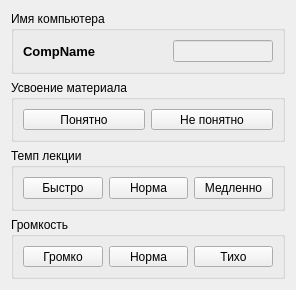
This is frmclient.ui in Kolizej/LessonControl as Qt 5 draws it before an edit. The edited form follows.
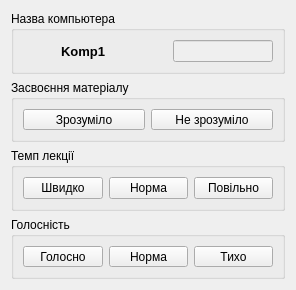
This is the edited form. Icons and pictures are not drawn.

What changed in the file:
```diff
--- a/frmclient.ui
+++ b/frmclient.ui
@@ -23,7 +23,7 @@
    </size>
   </property>
   <property name="windowTitle">
-   <string>Client</string>
+   <string>Lesson Control - Клієнт</string>
   </property>
   <property name="windowIcon">
    <iconset resource="images.qrc">
@@ -33,10 +33,10 @@
    <item row="0" column="0">
     <widget class="QGroupBox" name="groupBox">
      <property name="title">
-      <string>Имя компьютера</string>
+      <string>Назва компьютера</string>
      </property>
      <layout class="QGridLayout" name="gridLayout">
-      <item row="0" column="1">
+      <item row="1" column="2">
        <widget class="QLineEdit" name="lineEdit">
         <property name="enabled">
          <bool>false</bool>
@@ -49,7 +49,7 @@
         </property>
        </widget>
       </item>
-      <item row="0" column="0">
+      <item row="1" column="1">
        <widget class="QLabel" name="label">
         <property name="font">
          <font>
@@ -59,7 +59,32 @@
          </font>
         </property>
         <property name="text">
-         <string>CompName</string>
+         <string>Komp1</string>
+        </property>
+       </widget>
+      </item>
+      <item row="1" column="0">
+       <widget class="QLabel" name="label_2">
+        <property name="minimumSize">
+         <size>
+          <width>32</width>
+          <height>32</height>
+         </size>
+        </property>
+        <property name="maximumSize">
+         <size>
+          <width>32</width>
+          <height>32</height>
+         </size>
+        </property>
+        <property name="text">
+         <string/>
+        </property>
+        <property name="pixmap">
+         <pixmap resource="images.qrc">:/icons/itemico/K018.ico</pixmap>
+        </property>
+        <property name="scaledContents">
+         <bool>true</bool>
         </property>
        </widget>
       </item>
@@ -69,13 +94,17 @@
    <item row="1" column="0">
     <widget class="QGroupBox" name="groupBox_2">
      <property name="title">
-      <string>Усвоение материала</string>
+      <string>Засвоєння матеріалу</string>
      </property>
      <layout class="QGridLayout" name="gridLayout_2">
       <item row="0" column="0">
        <widget class="QPushButton" name="pushButton">
         <property name="text">
-         <string>Понятно</string>
+         <string>Зрозуміло</string>
+        </property>
+        <property name="icon">
+         <iconset resource="images.qrc">
+          <normaloff>:/icons/itemico/agt_action_success.png</normaloff>:/icons/itemico/agt_action_success.png</iconset>
         </property>
         <property name="checkable">
          <bool>true</bool>
@@ -88,7 +117,11 @@
       <item row="0" column="1">
        <widget class="QPushButton" name="pushButton_2">
         <property name="text">
-         <string>Не понятно</string>
+         <string>Не зрозуміло</string>
+        </property>
+        <property name="icon">
+         <iconset resource="images.qrc">
+          <normaloff>:/icons/itemico/agt_action_fail.png</normaloff>:/icons/itemico/agt_action_fail.png</iconset>
         </property>
         <property name="checkable">
          <bool>true</bool>
@@ -101,13 +134,17 @@
    <item row="2" column="0">
     <widget class="QGroupBox" name="groupBox_3">
      <property name="title">
-      <string>Темп лекции</string>
+      <string>Темп лекції</string>
      </property>
      <layout class="QGridLayout" name="gridLayout_3">
       <item row="0" column="0">
        <widget class="QPushButton" name="pushButton_3">
         <property name="text">
-         <string>Быстро</string>
+         <string>Швидко</string>
+        </property>
+        <property name="icon">
+         <iconset resource="images.qrc">
+          <normaloff>:/icons/itemico/agt_update_misc_up.png</normaloff>:/icons/itemico/agt_update_misc_up.png</iconset>
         </property>
         <property name="checkable">
          <bool>true</bool>
@@ -119,6 +156,10 @@
         <property name="text">
          <string>Норма</string>
         </property>
+        <property name="icon">
+         <iconset resource="images.qrc">
+          <normaloff>:/icons/itemico/agt_action_success.png</normaloff>:/icons/itemico/agt_action_success.png</iconset>
+        </property>
         <property name="checkable">
          <bool>true</bool>
         </property>
@@ -127,7 +168,11 @@
       <item row="0" column="2">
        <widget class="QPushButton" name="pushButton_5">
         <property name="text">
-         <string>Медленно</string>
+         <string>Повільно</string>
+        </property>
+        <property name="icon">
+         <iconset resource="images.qrc">
+          <normaloff>:/icons/itemico/agt_update_misc_down.PNG</normaloff>:/icons/itemico/agt_update_misc_down.PNG</iconset>
         </property>
         <property name="checkable">
          <bool>true</bool>
@@ -140,13 +185,17 @@
    <item row="3" column="0">
     <widget class="QGroupBox" name="groupBox_4">
      <property name="title">
-      <string>Громкость</string>
+      <string>Голосність</string>
      </property>
      <layout class="QGridLayout" name="gridLayout_4">
       <item row="0" column="0">
        <widget class="QPushButton" name="pushButton_6">
         <property name="text">
-         <string>Громко</string>
+         <string>Голосно</string>
+        </property>
+        <property name="icon">
+         <iconset resource="images.qrc">
+          <normaloff>:/icons/itemico/volumeUp.ico</normaloff>:/icons/itemico/volumeUp.ico</iconset>
         </property>
         <property name="checkable">
          <bool>true</bool>
@@ -158,6 +207,10 @@
         <property name="text">
          <string>Норма</string>
         </property>
+        <property name="icon">
+         <iconset resource="images.qrc">
+          <normaloff>:/icons/itemico/volumeNormal.ico</normaloff>:/icons/itemico/volumeNormal.ico</iconset>
+        </property>
         <property name="checkable">
          <bool>true</bool>
         </property>
@@ -168,6 +221,10 @@
         <property name="text">
          <string>Тихо</string>
         </property>
+        <property name="icon">
+         <iconset resource="images.qrc">
+          <normaloff>:/icons/itemico/volumeDown.ico</normaloff>:/icons/itemico/volumeDown.ico</iconset>
+        </property>
         <property name="checkable">
          <bool>true</bool>
         </property>
```
